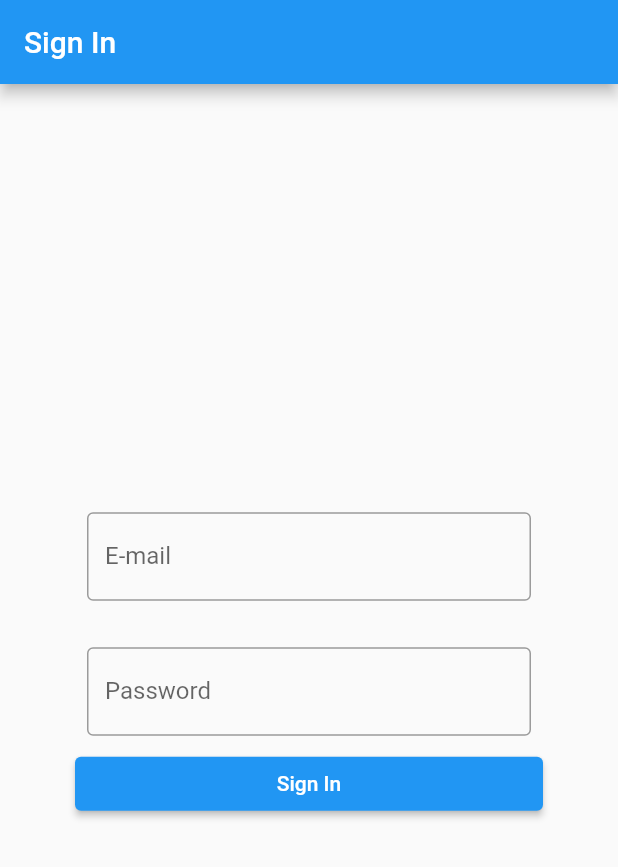
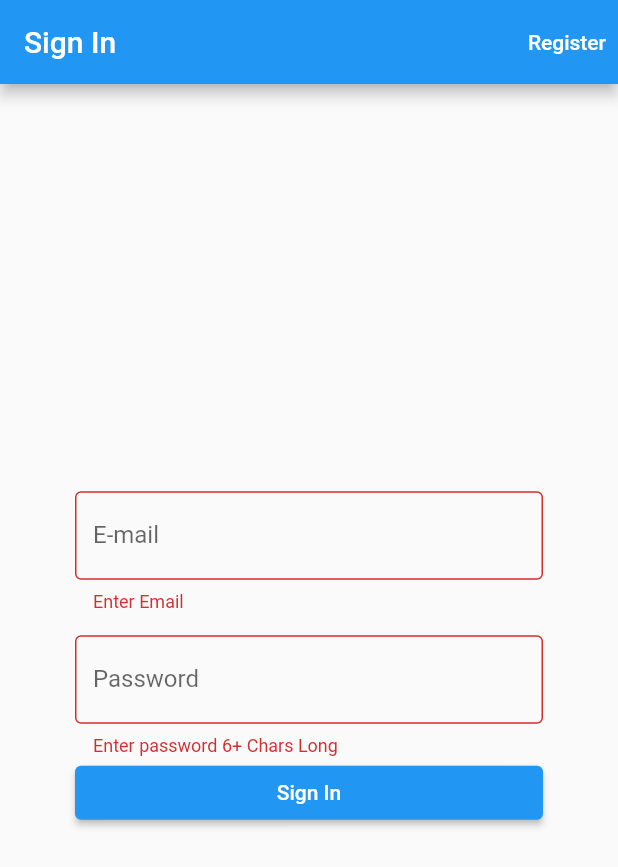
Before and after one commit to emreozturk7/chat_app, a Flutter app: the screen it shows after launch, after a tap on "Sign In", on a phone screen of 412 x 824 dp. Shown: the top 867 px of the screen. Run offline on Flutter 3.47's test engine with Material 2 defaults, Android fonts, the phone set to English and light mode, and no system bars; our stand-ins replace firebase_auth, firebase_core, flutter_spinkit; accounts and stored records are empty.

```diff
--- a/lib/authenticate/sign_in.dart
+++ b/lib/authenticate/sign_in.dart
@@ -25,6 +25,19 @@ class _SignInState extends State<SignIn> {
         ? const Loading()
         : Scaffold(
             appBar: AppBar(
+              actions: [
+                TextButton(
+                  child: const Text(
+                    'Register',
+                    style: TextStyle(
+                      color: Colors.white,
+                    ),
+                  ),
+                  onPressed: () {
+                    widget.toggleView();
+                  },
+                ),
+              ],
               title: const Text('Sign In'),
             ),
             body: Container(
@@ -36,26 +49,24 @@ class _SignInState extends State<SignIn> {
                   mainAxisAlignment: MainAxisAlignment.center,
                   crossAxisAlignment: CrossAxisAlignment.stretch,
                   children: [
-                    Padding(
-                      padding: const EdgeInsets.all(8.0),
-                      child: TextFormField(
+                    TextFormField(
+                      validator: (val) => val!.isEmpty ? 'Enter Email' : null,
                       controller: emailCtrl,
                       decoration: const InputDecoration(
                         border: OutlineInputBorder(),
                         labelText: 'E-mail',
                       ),
                     ),
-                    ),
                     const SizedBox(height: 15.0),
-                    Padding(
-                      padding: const EdgeInsets.all(8.0),
-                      child: TextFormField(
+                    TextFormField(
+                      validator: (val) => val!.length < 6
+                          ? 'Enter password 6+ Chars Long'
+                          : null,
                       controller: passwordCtrl,
                       obscureText: true,
                       decoration: const InputDecoration(
                         border: OutlineInputBorder(),
                         labelText: 'Password',
-                        ),
                       ),
                     ),
                     ElevatedButton(
--- a/lib/main.dart
+++ b/lib/main.dart
@@ -1,6 +1,10 @@
 import 'package:flutter/material.dart';
 import 'package:firebase_core/firebase_core.dart';
+import 'package:flutter_chat_app/model/my_user.dart';
+import 'package:flutter_chat_app/services/auth.dart';
+import 'package:flutter_chat_app/view/home_page.dart';
 import 'package:flutter_chat_app/view/wrapper.dart';
+import 'package:provider/provider.dart';
 
 Future<void> main() async {
   WidgetsFlutterBinding.ensureInitialized();
@@ -13,8 +17,16 @@ class Main extends StatelessWidget {
 
   @override
   Widget build(BuildContext context) {
-    return const MaterialApp(
-      home: Wrapper(),
+    return StreamProvider<MyUser?>.value(
+      catchError: (_, __) => null,
+      value: AuthService().user,
+      initialData: null,
+      child: MaterialApp(
+        routes: {
+          'home_page': (context) => const HomePage(),
+        },
+        home: const Wrapper(),
+      ),
     );
   }
 }
--- a/lib/services/auth.dart
+++ b/lib/services/auth.dart
@@ -2,7 +2,7 @@ import 'package:firebase_auth/firebase_auth.dart';
 import 'package:flutter_chat_app/model/my_user.dart';
 
 class AuthService {
-  FirebaseAuth _auth = FirebaseAuth.instance;
+  final FirebaseAuth _auth = FirebaseAuth.instance;
 
   MyUser? _userFromFirebase(User user) {
     return MyUser(uid: user.uid);
```
Also changed, not shown: lib/authenticate/register.dart (+19 -14 lines), lib/view/home_page.dart (+11 -1 lines). Lines whose indentation alone changed are shown as unchanged.
